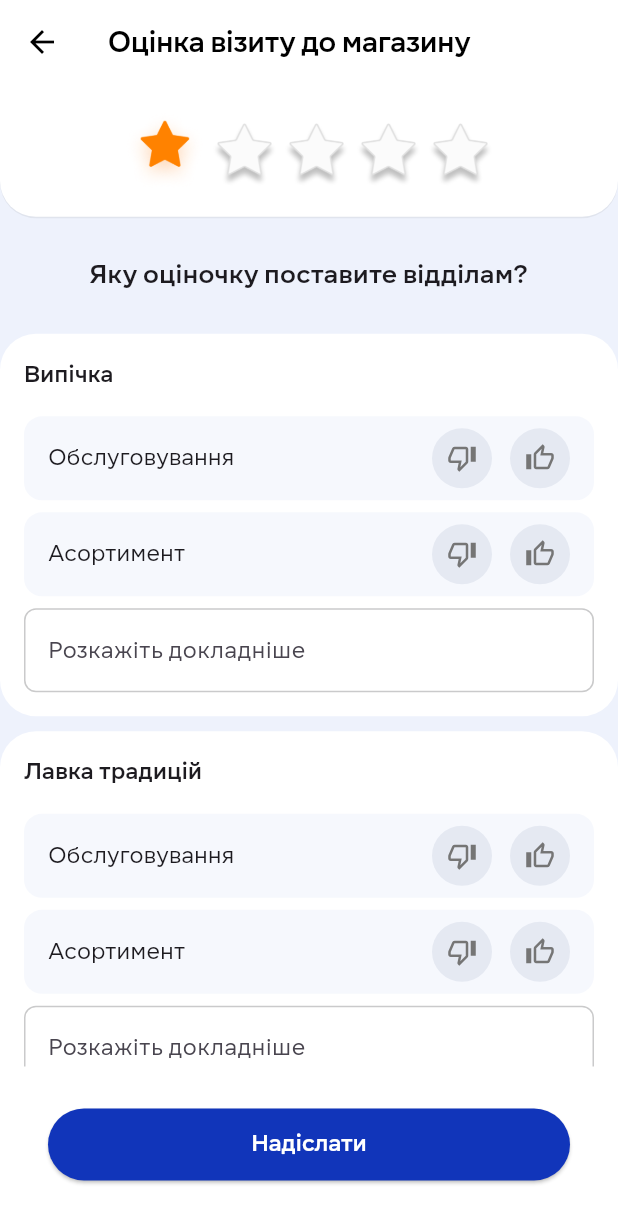
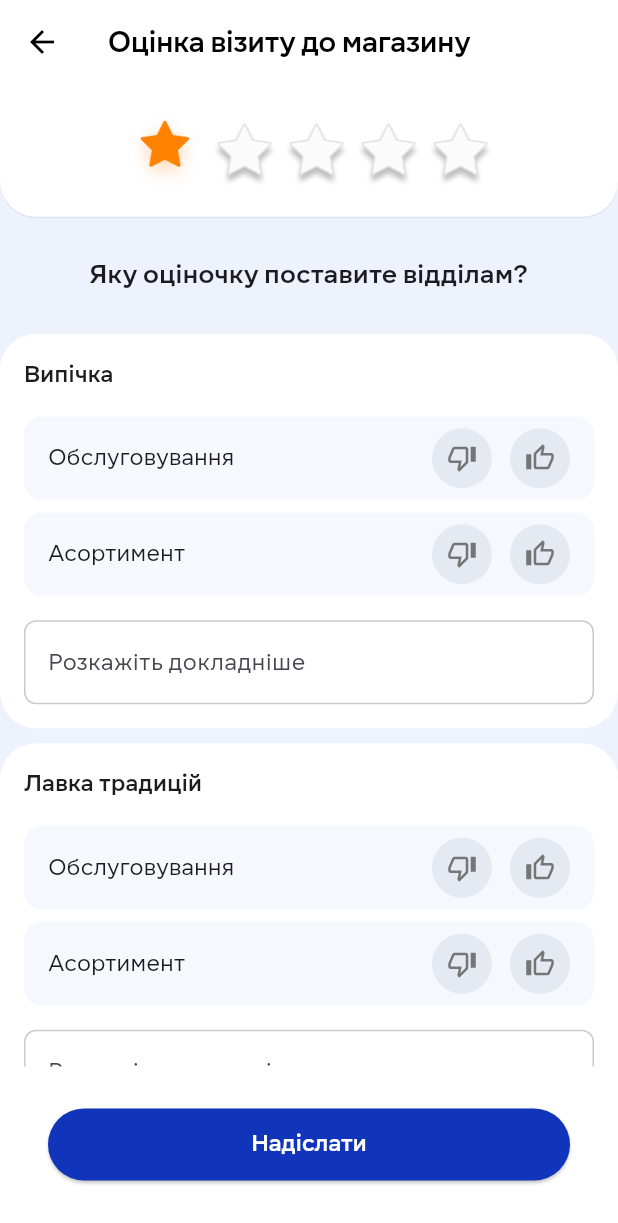
Before and after one commit to nazarenkodima/flutter_learning_journey, a Flutter app: the Forms screen opened directly, on a phone screen of 412 x 824 dp. Shown: the top 1223 px of the screen. Run offline on Flutter 3.47's test engine with Material 3 defaults, Android fonts, the phone set to English and light mode, and no system bars.

Commit message:
feat: adjust padding for department card

```diff
--- a/lib/lesson_12/department_card.dart
+++ b/lib/lesson_12/department_card.dart
@@ -55,9 +55,12 @@ class DepartmentCard extends StatelessWidget {
                 onChanged: (vote) => onVoteChanged(i, vote),
               ),
             ),
-          CommentInput(
-            controller: department.commentController,
-            hintText: 'Розкажіть докладніше',
+          Padding(
+            padding: const EdgeInsets.only(top: 8),
+            child: CommentInput(
+              controller: department.commentController,
+              hintText: 'Розкажіть докладніше',
+            ),
           ),
         ],
       ),
```
